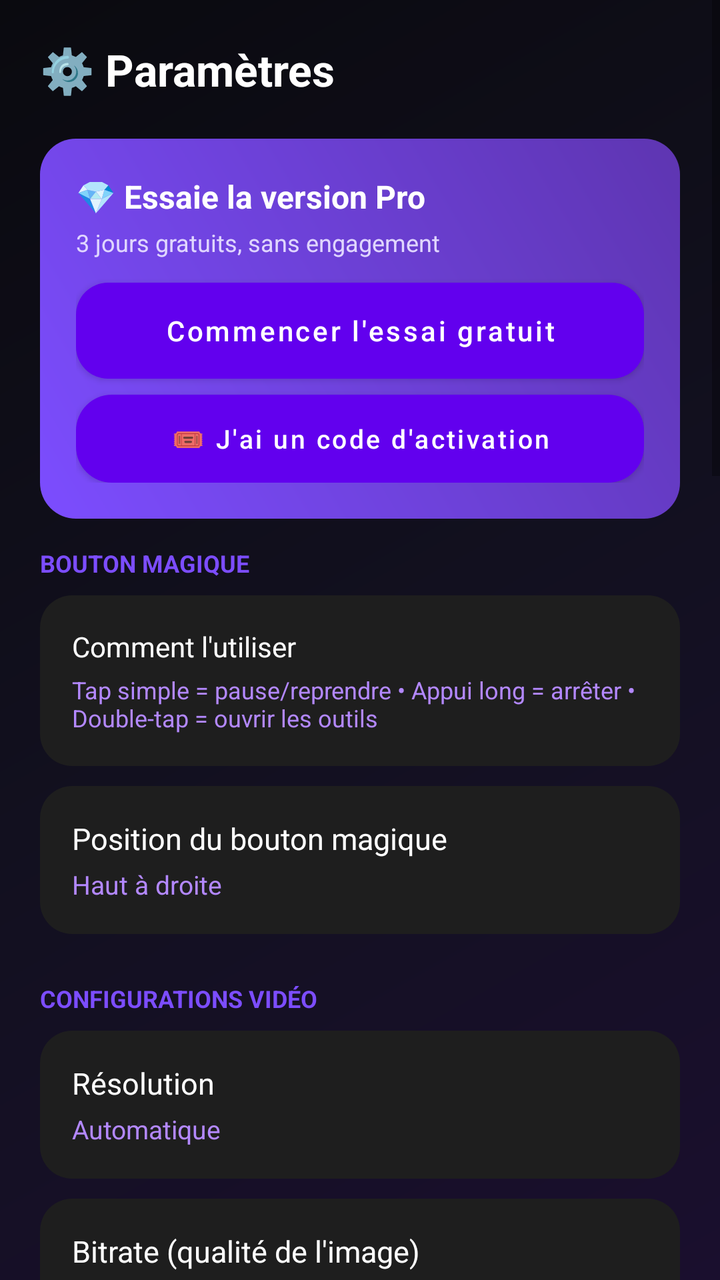
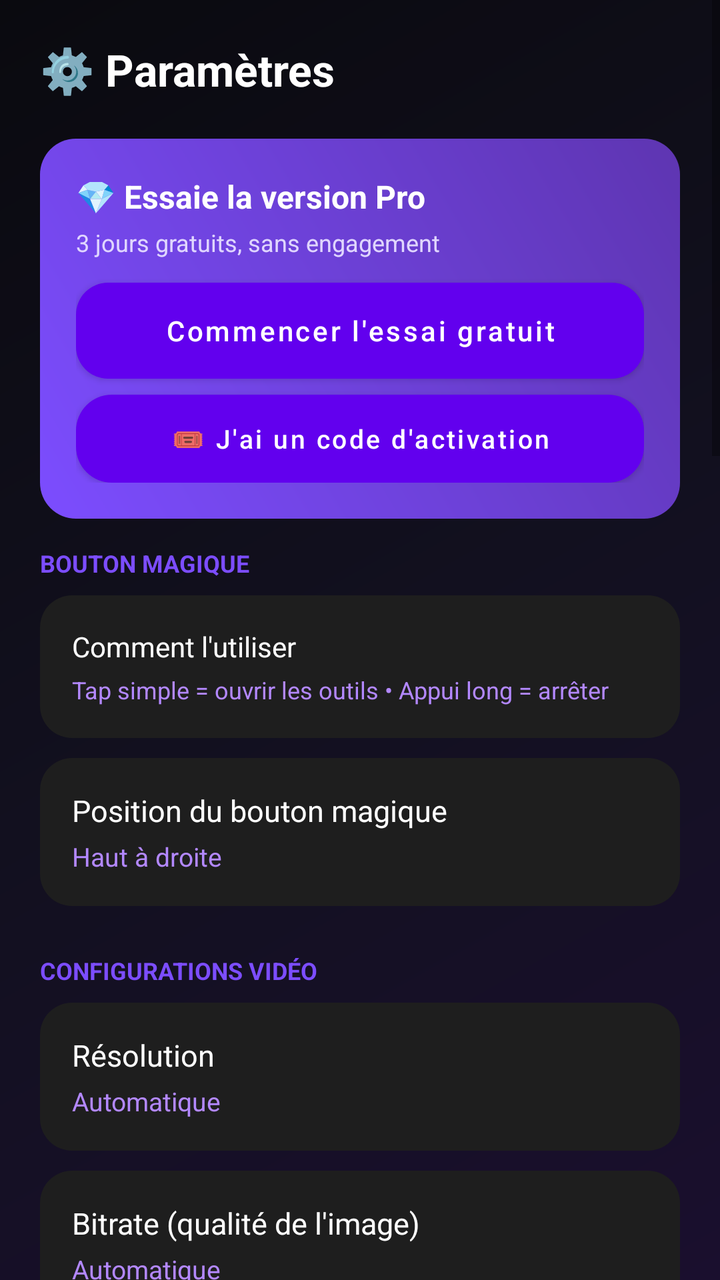

The first picture is an Android layout as it rendered before a commit; the second is the same layout after the commit. The layout source and the unified diff follow.
<!-- AndroidManifest.xml: application theme Theme.ScreenRecorder -->
<!-- res/layout/activity_settings.xml -->
<?xml version="1.0" encoding="utf-8"?>
<ScrollView xmlns:android="http://schemas.android.com/apk/res/android"
    android:layout_width="match_parent"
    android:layout_height="match_parent"
    android:background="@drawable/bg_gradient_screen">

    <LinearLayout
        android:layout_width="match_parent"
        android:layout_height="wrap_content"
        android:orientation="vertical"
        android:padding="20dp">

        <TextView
            android:layout_width="wrap_content"
            android:layout_height="wrap_content"
            android:text="⚙️ Paramètres"
            android:textColor="#FFFFFF"
            android:textSize="22sp"
            android:textStyle="bold"
            android:layout_marginBottom="6dp" />

        <LinearLayout
            android:id="@+id/trialCard"
            android:layout_width="match_parent"
            android:layout_height="wrap_content"
            android:orientation="vertical"
            android:background="@drawable/bg_stat_purple"
            android:padding="18dp"
            android:layout_marginTop="14dp"
            android:layout_marginBottom="14dp">

            <TextView
                android:id="@+id/trialTitle"
                android:layout_width="wrap_content"
                android:layout_height="wrap_content"
                android:text="💎 Essaie la version Pro"
                android:textColor="#FFFFFF"
                android:textSize="16sp"
                android:textStyle="bold" />

            <TextView
                android:id="@+id/trialSubtitle"
                android:layout_width="wrap_content"
                android:layout_height="wrap_content"
                android:text="3 jours gratuits, sans engagement"
                android:textColor="#E0D6FF"
                android:textSize="12sp"
                android:layout_marginTop="4dp"
                android:layout_marginBottom="12dp" />

            <Button
                android:id="@+id/trialButton"
                android:layout_width="match_parent"
                android:layout_height="48dp"
                android:background="@drawable/bg_card"
                android:textColor="#FFFFFF"
                android:textAllCaps="false"
                android:text="Commencer l'essai gratuit" />

            <Button
                android:id="@+id/redeemCodeButton"
                android:layout_width="match_parent"
                android:layout_height="44dp"
                android:layout_marginTop="8dp"
                android:background="@drawable/bg_stat_pink"
                android:textColor="#FFFFFF"
                android:textAllCaps="false"
                android:textSize="13sp"
                android:text="🎟️ J'ai un code d'activation" />

        </LinearLayout>

        <TextView
            android:layout_width="wrap_content"
            android:layout_height="wrap_content"
            android:text="BOUTON MAGIQUE"
            android:textColor="#7C4DFF"
            android:textSize="12sp"
            android:textStyle="bold"
            android:layout_marginBottom="8dp" />

        <LinearLayout
            android:layout_width="match_parent"
            android:layout_height="wrap_content"
            android:orientation="vertical"
            android:background="@drawable/bg_card"
            android:padding="16dp"
            android:layout_marginBottom="10dp">

            <TextView
                android:layout_width="wrap_content"
                android:layout_height="wrap_content"
                android:text="Comment l'utiliser"
                android:textColor="#FFFFFF"
                android:textSize="14sp" />

            <TextView
                android:layout_width="match_parent"
                android:layout_height="wrap_content"
                android:text="Tap simple = pause/reprendre • Appui long = arrêter • Double-tap = ouvrir les outils"
                android:textColor="#B388FF"
                android:textSize="12sp"
                android:layout_marginTop="4dp" />
        </LinearLayout>

        <LinearLayout
            android:id="@+id/bubblePositionRow"
            android:layout_width="match_parent"
            android:layout_height="wrap_content"
            android:orientation="vertical"
            android:background="@drawable/bg_card"
            android:clickable="true"
            android:focusable="true"
            android:padding="16dp"
            android:layout_marginBottom="10dp">

            <TextView
                android:layout_width="wrap_content"
                android:layout_height="wrap_content"
                android:text="Position du bouton magique"
                android:textColor="#FFFFFF"
                android:textSize="15sp" />

            <TextView
                android:id="@+id/bubblePositionValue"
                android:layout_width="wrap_content"
                android:layout_height="wrap_content"
                android:text="Haut à droite"
                android:textColor="#B388FF"
                android:textSize="13sp"
                android:layout_marginTop="4dp" />
        </LinearLayout>

        <TextView
            android:layout_width="wrap_content"
            android:layout_height="wrap_content"
            android:text="CONFIGURATIONS VIDÉO"
            android:textColor="#7C4DFF"
            android:textSize="12sp"
            android:textStyle="bold"
            android:layout_marginTop="14dp"
            android:layout_marginBottom="8dp" />

        <LinearLayout
            android:id="@+id/resolutionRow"
            android:layout_width="match_parent"
            android:layout_height="wrap_content"
            android:orientation="vertical"
            android:background="@drawable/bg_card"
            android:clickable="true"
            android:focusable="true"
            android:padding="16dp"
            android:layout_marginBottom="10dp">

            <TextView
                android:layout_width="wrap_content"
                android:layout_height="wrap_content"
                android:text="Résolution"
                android:textColor="#FFFFFF"
                android:textSize="15sp" />

            <TextView
                android:id="@+id/resolutionValue"
                android:layout_width="wrap_content"
                android:layout_height="wrap_content"
                android:text="Automatique"
                android:textColor="#B388FF"
                android:textSize="13sp"
                android:layout_marginTop="4dp" />
        </LinearLayout>

        <LinearLayout
            android:id="@+id/bitrateRow"
            android:layout_width="match_parent"
            android:layout_height="wrap_content"
            android:orientation="vertical"
            android:background="@drawable/bg_card"
            android:clickable="true"
            android:focusable="true"
            android:padding="16dp"
            android:layout_marginBottom="10dp">

            <TextView
                android:layout_width="wrap_content"
                android:layout_height="wrap_content"
                android:text="Bitrate (qualité de l'image)"
                android:textColor="#FFFFFF"
                android:textSize="15sp" />

            <TextView
                android:id="@+id/bitrateValue"
                android:layout_width="wrap_content"
                android:layout_height="wrap_content"
                android:text="Automatique"
                android:textColor="#B388FF"
                android:textSize="13sp"
                android:layout_marginTop="4dp" />
        </LinearLayout>

        <LinearLayout
            android:id="@+id/frameRateRow"
            android:layout_width="match_parent"
            android:layout_height="wrap_content"
            android:orientation="vertical"
            android:background="@drawable/bg_card"
            android:clickable="true"
            android:focusable="true"
            android:padding="16dp"
            android:layout_marginBottom="10dp">

            <TextView
                android:layout_width="wrap_content"
                android:layout_height="wrap_content"
                android:text="Fréquence d'images (FPS)"
                android:textColor="#FFFFFF"
                android:textSize="15sp" />

            <TextView
                android:id="@+id/frameRateValue"
                android:layout_width="wrap_content"
                android:layout_height="wrap_content"
                android:text="Automatique"
                android:textColor="#B388FF"
                android:textSize="13sp"
                android:layout_marginTop="4dp" />
        </LinearLayout>

        <LinearLayout
            android:id="@+id/countdownRow"
            android:layout_width="match_parent"
            android:layout_height="wrap_content"
            android:orientation="vertical"
            android:background="@drawable/bg_card"
            android:clickable="true"
            android:focusable="true"
            android:padding="16dp"
            android:layout_marginBottom="10dp">

            <TextView
                android:layout_width="wrap_content"
                android:layout_height="wrap_content"
                android:text="Compte à rebours"
                android:textColor="#FFFFFF"
                android:textSize="15sp" />

            <TextView
                android:id="@+id/countdownValue"
                android:layout_width="wrap_content"
                android:layout_height="wrap_content"
                android:text="3s"
                android:textColor="#B388FF"
                android:textSize="13sp"
                android:layout_marginTop="4dp" />
        </LinearLayout>

        <TextView
            android:layout_width="wrap_content"
            android:layout_height="wrap_content"
            android:text="STABILITÉ"
            android:textColor="#7C4DFF"
            android:textSize="12sp"
            android:textStyle="bold"
            android:layout_marginTop="14dp"
            android:layout_marginBottom="8dp" />

        <LinearLayout
            android:id="@+id/batteryRow"
            android:layout_width="match_parent"
            android:layout_height="wrap_content"
            android:orientation="vertical"
            android:background="@drawable/bg_card"
            android:clickable="true"
            android:focusable="true"
            android:padding="16dp"
            android:layout_marginBottom="10dp">

            <TextView
                android:layout_width="wrap_content"
                android:layout_height="wrap_content"
                android:text="Éviter les arrêts imprévus"
                android:textColor="#FFFFFF"
                android:textSize="15sp" />

            <TextView
                android:layout_width="match_parent"
                android:layout_height="wrap_content"
                android:text="Désactive l'optimisation de batterie du système pour cette appli"
                android:textColor="#B388FF"
                android:textSize="12sp"
                android:layout_marginTop="4dp" />
        </LinearLayout>

        <TextView
            android:layout_width="wrap_content"
            android:layout_height="wrap_content"
            android:text="PERSONNALISATION"
            android:textColor="#7C4DFF"
            android:textSize="12sp"
            android:textStyle="bold"
            android:layout_marginTop="14dp"
            android:layout_marginBottom="8dp" />

        <LinearLayout
            android:layout_width="match_parent"
            android:layout_height="wrap_content"
            android:orientation="vertical"
            android:background="@drawable/bg_card"
            android:padding="16dp"
            android:layout_marginBottom="10dp">

            <LinearLayout
                android:layout_width="match_parent"
                android:layout_height="wrap_content"
                android:orientation="horizontal"
                android:gravity="center_vertical">

                <TextView
                    android:layout_width="0dp"
                    android:layout_height="wrap_content"
                    android:layout_weight="1"
                    android:text="Afficher le filigrane"
                    android:textColor="#FFFFFF"
                    android:textSize="14sp" />

                <CheckBox
                    android:id="@+id/watermarkCheck"
                    android:layout_width="wrap_content"
                    android:layout_height="wrap_content" />
            </LinearLayout>

            <EditText
                android:id="@+id/watermarkTextInput"
                android:layout_width="match_parent"
                android:layout_height="wrap_content"
                android:hint="Texte du filigrane"
                android:textColor="#FFFFFF"
                android:textColorHint="#888888"
                android:layout_marginTop="10dp" />

            <Button
                android:id="@+id/logoPickerButton"
                android:layout_width="match_parent"
                android:layout_height="wrap_content"
                android:background="@drawable/bg_stat_pink"
                android:textColor="#FFFFFF"
                android:textAllCaps="false"
                android:textSize="13sp"
                android:text="🖼️ Utiliser mon logo (Pro)"
                android:layout_marginTop="10dp" />

        </LinearLayout>

        <LinearLayout
            android:layout_width="match_parent"
            android:layout_height="wrap_content"
            android:orientation="horizontal"
            android:gravity="center_vertical"
            android:background="@drawable/bg_card"
            android:padding="16dp"
            android:layout_marginBottom="10dp">

            <TextView
                android:layout_width="0dp"
                android:layout_height="wrap_content"
                android:layout_weight="1"
                android:text="Masquer la bulle d'outils pendant l'enregistrement"
                android:textColor="#FFFFFF"
                android:textSize="14sp" />

            <CheckBox
                android:id="@+id/hideBubbleCheck"
                android:layout_width="wrap_content"
                android:layout_height="wrap_content" />

        </LinearLayout>

        <LinearLayout
            android:layout_width="match_parent"
            android:layout_height="wrap_content"
            android:orientation="horizontal"
            android:gravity="center_vertical"
            android:background="@drawable/bg_card"
            android:padding="16dp"
            android:layout_marginBottom="10dp">

            <TextView
                android:layout_width="0dp"
                android:layout_height="wrap_content"
                android:layout_weight="1"
                android:text="Utiliser la corbeille"
                android:textColor="#FFFFFF"
                android:textSize="14sp" />

            <CheckBox
                android:id="@+id/trashCheck"
                android:layout_width="wrap_content"
                android:layout_height="wrap_content" />

        </LinearLayout>

        <LinearLayout
            android:layout_width="match_parent"
            android:layout_height="wrap_content"
            android:orientation="horizontal"
            android:gravity="center_vertical"
            android:background="@drawable/bg_card"
            android:padding="16dp"
            android:layout_marginBottom="10dp">

            <TextView
                android:layout_width="0dp"
                android:layout_height="wrap_content"
                android:layout_weight="1"
                android:text="Résumé après enregistrement"
                android:textColor="#FFFFFF"
                android:textSize="14sp" />

            <CheckBox
                android:id="@+id/popupCheck"
                android:layout_width="wrap_content"
                android:layout_height="wrap_content" />

        </LinearLayout>

        <LinearLayout
            android:id="@+id/showTapsRow"
            android:layout_width="match_parent"
            android:layout_height="wrap_content"
            android:orientation="vertical"
            android:background="@drawable/bg_card"
            android:clickable="true"
            android:focusable="true"
            android:padding="16dp"
            android:layout_marginBottom="10dp">

            <TextView
                android:layout_width="wrap_content"
                android:layout_height="wrap_content"
                android:text="Afficher le toucher à l'écran"
                android:textColor="#FFFFFF"
                android:textSize="15sp" />

            <TextView
                android:layout_width="match_parent"
                android:layout_height="wrap_content"
                android:text="Active « Afficher les appuis » dans les Options développeur Android"
                android:textColor="#B388FF"
                android:textSize="12sp"
                android:layout_marginTop="4dp" />
        </LinearLayout>

        <TextView
            android:layout_width="wrap_content"
            android:layout_height="wrap_content"
            android:text="SAUVEGARDE"
            android:textColor="#7C4DFF"
            android:textSize="12sp"
            android:textStyle="bold"
            android:layout_marginTop="14dp"
            android:layout_marginBottom="8dp" />

        <LinearLayout
            android:id="@+id/backupFolderRow"
            android:layout_width="match_parent"
            android:layout_height="wrap_content"
            android:orientation="vertical"
            android:background="@drawable/bg_card"
            android:clickable="true"
            android:focusable="true"
            android:padding="16dp">

            <TextView
                android:layout_width="wrap_content"
                android:layout_height="wrap_content"
                android:text="📁 Dossier de sauvegarde auto (Pro)"
                android:textColor="#FFFFFF"
                android:textSize="15sp" />

            <TextView
                android:id="@+id/backupFolderValue"
                android:layout_width="match_parent"
                android:layout_height="wrap_content"
                android:text="Aucun dossier choisi"
                android:textColor="#B388FF"
                android:textSize="12sp"
                android:layout_marginTop="4dp" />
        </LinearLayout>

    </LinearLayout>
</ScrollView>
<!-- resources referenced by this layout -->
<resources>
  <!-- drawable bg_card (drawable) -->
  <?xml version="1.0" encoding="utf-8"?>
  <shape xmlns:android="http://schemas.android.com/apk/res/android" android:shape="rectangle">
      <solid android:color="#1E1E1E" />
      <corners android:radius="16dp" />
  </shape>
  <!-- drawable bg_gradient_screen (drawable) -->
  <?xml version="1.0" encoding="utf-8"?>
  <shape xmlns:android="http://schemas.android.com/apk/res/android" android:shape="rectangle">
      <gradient
          android:type="linear"
          android:angle="135"
          android:startColor="#1A0F2E"
          android:centerColor="#12101F"
          android:endColor="#0A0A0F" />
  </shape>
  <!-- drawable bg_stat_pink (drawable) -->
  <?xml version="1.0" encoding="utf-8"?>
  <shape xmlns:android="http://schemas.android.com/apk/res/android" android:shape="rectangle">
      <gradient android:type="linear" android:angle="45" android:startColor="#EC407A" android:endColor="#AD1457"/>
      <corners android:radius="18dp"/>
  </shape>
  <!-- drawable bg_stat_purple (drawable) -->
  <?xml version="1.0" encoding="utf-8"?>
  <shape xmlns:android="http://schemas.android.com/apk/res/android" android:shape="rectangle">
      <gradient android:type="linear" android:angle="45" android:startColor="#7C4DFF" android:endColor="#5E35B1" />
      <corners android:radius="18dp" />
  </shape>
  <style name="Theme.ScreenRecorder" parent="Theme.MaterialComponents.DayNight.NoActionBar" />
</resources>

<!-- the commit's change to res/layout/activity_settings.xml (unified diff, before → after) -->
@@ -97,7 +97,7 @@
             <TextView
                 android:layout_width="match_parent"
                 android:layout_height="wrap_content"
-                android:text="Tap simple = pause/reprendre • Appui long = arrêter • Double-tap = ouvrir les outils"
+                android:text="Tap simple = ouvrir les outils • Appui long = arrêter"
                 android:textColor="#B388FF"
                 android:textSize="12sp"
                 android:layout_marginTop="4dp" />
@@ -449,6 +449,30 @@
                 android:layout_marginTop="4dp" />
         </LinearLayout>
 
+        <LinearLayout
+            android:layout_width="match_parent"
+            android:layout_height="wrap_content"
+            android:orientation="horizontal"
+            android:gravity="center_vertical"
+            android:background="@drawable/bg_card"
+            android:padding="16dp"
+            android:layout_marginBottom="10dp">
+
+            <TextView
+                android:layout_width="0dp"
+                android:layout_height="wrap_content"
+                android:layout_weight="1"
+                android:text="👋 Rappels si inactif"
+                android:textColor="#FFFFFF"
+                android:textSize="14sp" />
+
+            <CheckBox
+                android:id="@+id/remindersCheck"
+                android:layout_width="wrap_content"
+                android:layout_height="wrap_content" />
+
+        </LinearLayout>
+
         <TextView
             android:layout_width="wrap_content"
             android:layout_height="wrap_content"
